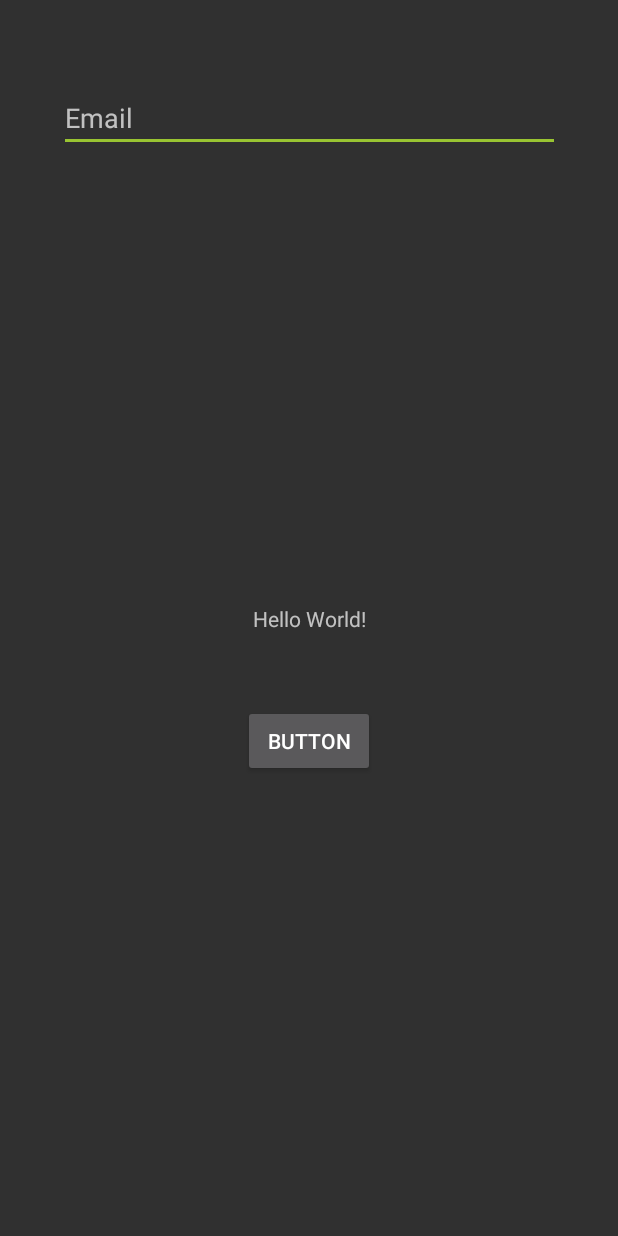
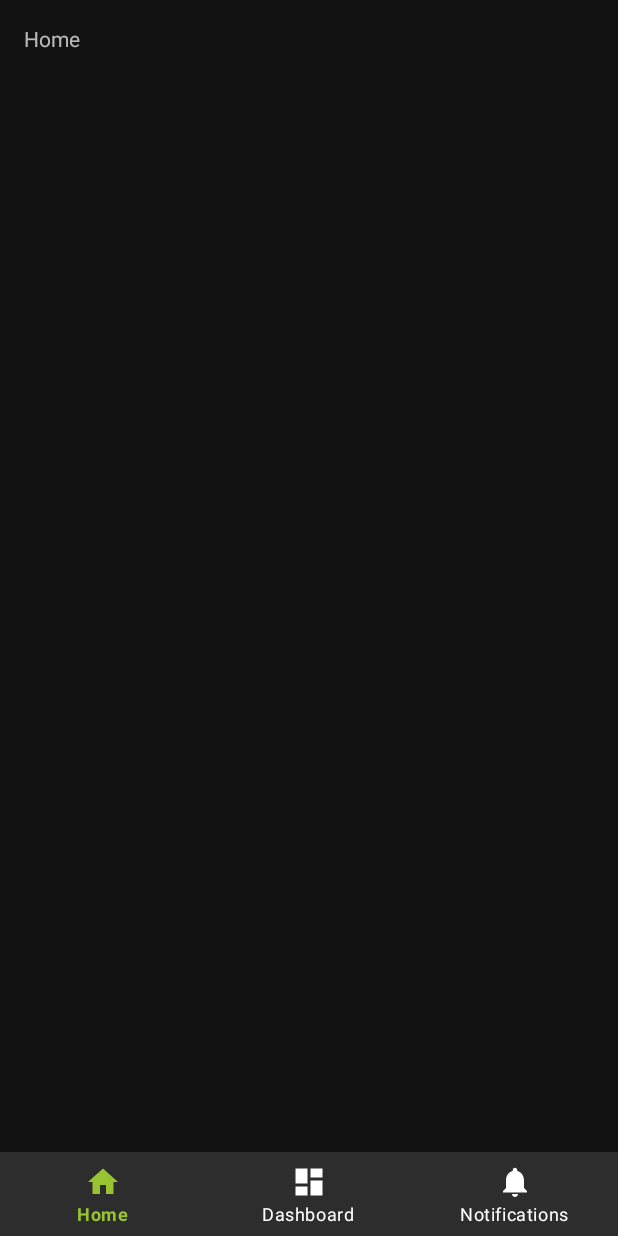
Before and after one commit to ViniPequeno/KeepSoft, an Android app: the layout activity_main.xml on its own in the app's theme, with its tools: preview values and no code run, on a phone screen of 412 x 824 dp. Run offline under Robolectric (Android 15) with nearby library versions, the phone set to English and light mode, and no system bars.

Commit message:
Primeira troca de tela

```diff
--- a/app/build.gradle
+++ b/app/build.gradle
@@ -9,6 +9,7 @@ android {
         versionCode 1
         versionName "1.0"
         testInstrumentationRunner "android.support.test.runner.AndroidJUnitRunner"
+        vectorDrawables.useSupportLibrary = true
     }
     buildTypes {
         release {
@@ -18,12 +19,17 @@ android {
     }
     productFlavors {
     }
+    configurations.all {
+        resolutionStrategy.force 'com.google.code.findbugs:jsr305:1.3.9'
+    }
 }
 
 dependencies {
     implementation fileTree(include: ['*.jar'], dir: 'libs')
     implementation 'com.android.support:appcompat-v7:28.0.0-rc01'
     implementation 'com.android.support.constraint:constraint-layout:1.1.2'
+    implementation 'com.android.support:design:28.0.0-rc01'
+    implementation 'com.android.support:support-vector-drawable:28.0.0-rc01'
     testImplementation 'junit:junit:4.12'
     androidTestImplementation 'com.android.support.test:runner:1.0.2'
     androidTestImplementation 'com.android.support.test.espresso:espresso-core:3.0.2'
--- /dev/null
+++ b/app/src/main/res/drawable/ic_dashboard_black_24dp.xml
@@ -0,0 +1,9 @@
+<vector xmlns:android="http://schemas.android.com/apk/res/android"
+    android:width="24dp"
+    android:height="24dp"
+    android:viewportHeight="24.0"
+    android:viewportWidth="24.0">
+    <path
+        android:fillColor="#FF000000"
+        android:pathData="M3,13h8L11,3L3,3v10zM3,21h8v-6L3,15v6zM13,21h8L21,11h-8v10zM13,3v6h8L21,3h-8z" />
+</vector>
--- /dev/null
+++ b/app/src/main/res/drawable/ic_home_black_24dp.xml
@@ -0,0 +1,9 @@
+<vector xmlns:android="http://schemas.android.com/apk/res/android"
+    android:width="24dp"
+    android:height="24dp"
+    android:viewportHeight="24.0"
+    android:viewportWidth="24.0">
+    <path
+        android:fillColor="#FF000000"
+        android:pathData="M10,20v-6h4v6h5v-8h3L12,3 2,12h3v8z" />
+</vector>
--- /dev/null
+++ b/app/src/main/res/drawable/ic_notifications_black_24dp.xml
@@ -0,0 +1,9 @@
+<vector xmlns:android="http://schemas.android.com/apk/res/android"
+    android:width="24dp"
+    android:height="24dp"
+    android:viewportHeight="24.0"
+    android:viewportWidth="24.0">
+    <path
+        android:fillColor="#FF000000"
+        android:pathData="M12,22c1.1,0 2,-0.9 2,-2h-4c0,1.1 0.89,2 2,2zM18,16v-5c0,-3.07 -1.64,-5.64 -4.5,-6.32L13.5,4c0,-0.83 -0.67,-1.5 -1.5,-1.5s-1.5,0.67 -1.5,1.5v0.68C7.63,5.36 6,7.92 6,11v5l-2,2v1h16v-1l-2,-2z" />
+</vector>
--- /dev/null
+++ b/app/src/main/res/drawable/selector.xml
@@ -0,0 +1,5 @@
+<?xml version="1.0" encoding="utf-8"?>
+<selector xmlns:android="http://schemas.android.com/apk/res/android">
+    <item android:color="@color/colorAccent" android:state_selected="true" />
+    <item android:color="@android:color/white" android:state_selected="false" />
+</selector>
--- a/app/src/main/res/layout/activity_main.xml
+++ b/app/src/main/res/layout/activity_main.xml
@@ -1,47 +1,34 @@
 <?xml version="1.0" encoding="utf-8"?>
-<android.support.constraint.ConstraintLayout
-    xmlns:android="http://schemas.android.com/apk/res/android"
+<android.support.constraint.ConstraintLayout xmlns:android="http://schemas.android.com/apk/res/android"
+    xmlns:app="http://schemas.android.com/apk/res-auto"
     xmlns:tools="http://schemas.android.com/tools"
-    xmlns:app="http://schemas.android.com/apk/res-auto"
+    android:id="@+id/container"
     android:layout_width="match_parent"
     android:layout_height="match_parent"
     tools:context=".MainActivity">
 
     <TextView
-        android:id="@+id/textView"
+        android:id="@+id/message"
         android:layout_width="wrap_content"
         android:layout_height="wrap_content"
-        android:text="Hello World!"
+        android:layout_marginStart="@dimen/activity_horizontal_margin"
+        android:layout_marginTop="@dimen/activity_vertical_margin"
+        android:text="@string/title_home"
+        app:layout_constraintLeft_toLeftOf="parent"
+        app:layout_constraintTop_toTopOf="parent" />
+
+    <android.support.design.widget.BottomNavigationView
+        android:id="@+id/navigation"
+        android:layout_width="0dp"
+        android:layout_height="wrap_content"
+        android:layout_marginEnd="0dp"
+        android:layout_marginStart="0dp"
+        android:background="?android:attr/windowBackground"
+        app:itemIconTint="@drawable/selector"
+        app:itemTextColor="@drawable/selector"
         app:layout_constraintBottom_toBottomOf="parent"
         app:layout_constraintLeft_toLeftOf="parent"
         app:layout_constraintRight_toRightOf="parent"
-        app:layout_constraintTop_toTopOf="parent" />
-
-    <Button
-        android:id="@+id/btnTestLogin"
-        android:layout_width="wrap_content"
-        android:layout_height="wrap_content"
-        android:layout_marginEnd="8dp"
-        android:layout_marginStart="8dp"
-        android:layout_marginTop="48dp"
-        android:text="@string/button"
-        app:layout_constraintEnd_toEndOf="parent"
-        app:layout_constraintStart_toStartOf="parent"
-        app:layout_constraintTop_toBottomOf="@+id/textView" />
-
-    <EditText
-        android:id="@+id/txtEmail"
-        android:layout_width="334dp"
-        android:layout_height="wrap_content"
-        android:layout_marginEnd="8dp"
-        android:layout_marginStart="8dp"
-        android:layout_marginTop="56dp"
-        android:ems="10"
-        android:hint="@string/email"
-        android:inputType="textEmailAddress"
-        app:layout_constraintEnd_toEndOf="parent"
-        app:layout_constraintHorizontal_bias="0.503"
-        app:layout_constraintStart_toStartOf="parent"
-        app:layout_constraintTop_toTopOf="parent" />
+        app:menu="@menu/navigation" />
 
 </android.support.constraint.ConstraintLayout>
--- /dev/null
+++ b/app/src/main/res/menu/navigation.xml
@@ -0,0 +1,19 @@
+<?xml version="1.0" encoding="utf-8"?>
+<menu xmlns:android="http://schemas.android.com/apk/res/android">
+
+    <item
+        android:id="@+id/navigation_home"
+        android:icon="@drawable/ic_home_black_24dp"
+        android:title="@string/title_home" />
+
+    <item
+        android:id="@+id/navigation_dashboard"
+        android:icon="@drawable/ic_dashboard_black_24dp"
+        android:title="@string/title_dashboard" />
+
+    <item
+        android:id="@+id/navigation_notifications"
+        android:icon="@drawable/ic_notifications_black_24dp"
+        android:title="@string/title_notifications" />
+
+</menu>
--- a/app/src/main/res/values/colors.xml
+++ b/app/src/main/res/values/colors.xml
@@ -1,6 +1,6 @@
 <?xml version="1.0" encoding="utf-8"?>
 <resources>
-    <color name="colorPrimary">#3F51B5</color>
-    <color name="colorPrimaryDark">#303F9F</color>
+    <color name="colorPrimary">#222</color>
+    <color name="colorPrimaryDark">#000000</color>
     <color name="colorAccent">#99c432</color>
 </resources>
--- /dev/null
+++ b/app/src/main/res/values/dimens.xml
@@ -0,0 +1,5 @@
+<resources>
+    <!-- Default screen margins, per the Android Design guidelines. -->
+    <dimen name="activity_horizontal_margin">16dp</dimen>
+    <dimen name="activity_vertical_margin">16dp</dimen>
+</resources>
--- a/app/src/main/res/values/strings.xml
+++ b/app/src/main/res/values/strings.xml
@@ -3,4 +3,8 @@
     <string name="app_database">Banquinho</string>
     <string name="button">Button</string>
     <string name="email">Email</string>
+    <string name="title_activity_main">MainActivity</string>
+    <string name="title_home">Home</string>
+    <string name="title_dashboard">Dashboard</string>
+    <string name="title_notifications">Notifications</string>
 </resources>
--- a/app/src/main/res/values/styles.xml
+++ b/app/src/main/res/values/styles.xml
@@ -1,11 +1,10 @@
 <resources>
 
     <!-- Base application theme. -->
-    <style name="AppTheme" parent="Theme.AppCompat">
+    <style name="AppTheme" parent="Theme.MaterialComponents">
         <!-- Customize your theme here. -->
-        <!--item name="colorPrimary">@color/colorPrimary</item-->
-        <!--item name="colorPrimaryDark">@color/colorPrimaryDark</item-->
+        <item name="colorPrimary">@color/colorPrimary</item>
+        <item name="colorPrimaryDark">@color/colorPrimaryDark</item>
         <item name="colorAccent">@color/colorAccent</item>
     </style>
-
 </resources>
```
Also changed, not shown: app/src/main/AndroidManifest.xml (+10 -5 lines), app/src/main/java/nescaupower/br/com/keepsoft/LoginActivity.java (added, +61 -0 lines), app/src/main/java/nescaupower/br/com/keepsoft/MainActivity.java (+29 -42 lines), app/src/main/res/layout/activity_login.xml (added, +47 -0 lines).
